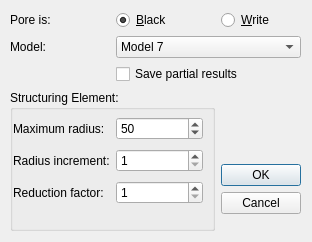
Qt form src/dialogPoresThroats.ui (ldsc/lvp) before a commit.
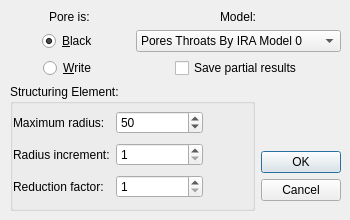
The same form after that commit. Icons and pictures are not drawn.

Commit message: melhorias no layout

The edit to the form file:
```diff
--- a/src/dialogPoresThroats.ui
+++ b/src/dialogPoresThroats.ui
@@ -6,10 +6,22 @@
    <rect>
     <x>0</x>
     <y>0</y>
-    <width>312</width>
-    <height>242</height>
+    <width>350</width>
+    <height>220</height>
    </rect>
   </property>
+  <property name="minimumSize">
+   <size>
+    <width>350</width>
+    <height>220</height>
+   </size>
+  </property>
+  <property name="maximumSize">
+   <size>
+    <width>350</width>
+    <height>220</height>
+   </size>
+  </property>
   <property name="windowTitle">
    <string>Pores and Throats Segmentation</string>
   </property>
@@ -25,72 +37,23 @@
     <rect>
      <x>10</x>
      <y>10</y>
-     <width>291</width>
-     <height>221</height>
+     <width>331</width>
+     <height>201</height>
     </rect>
    </property>
    <layout class="QGridLayout" name="gridLayout_2">
-    <item row="0" column="0">
-     <widget class="QLabel" name="label">
-      <property name="text">
-       <string>Pore is:</string>
+    <item row="3" column="2">
+     <spacer name="verticalSpacer">
+      <property name="orientation">
+       <enum>Qt::Vertical</enum>
       </property>
-     </widget>
-    </item>
-    <item row="0" column="1">
-     <widget class="QRadioButton" name="radioButtonBlack">
-      <property name="text">
-       <string>&amp;Black</string>
+      <property name="sizeHint" stdset="0">
+       <size>
+        <width>20</width>
+        <height>40</height>
+       </size>
       </property>
-      <property name="checked">
-       <bool>true</bool>
-      </property>
-     </widget>
-    </item>
-    <item row="0" column="2">
-     <widget class="QRadioButton" name="radioButtonWrite">
-      <property name="text">
-       <string>&amp;Write</string>
-      </property>
-     </widget>
-    </item>
-    <item row="1" column="0">
-     <widget class="QLabel" name="label_2">
-      <property name="text">
-       <string>Model:</string>
-      </property>
-     </widget>
-    </item>
-    <item row="1" column="1" colspan="2">
-     <widget class="QComboBox" name="comboBoxModel">
-      <item>
-       <property name="text">
-        <string>Model 7</string>
-       </property>
-      </item>
-      <item>
-       <property name="text">
-        <string>Model 6</string>
-       </property>
-      </item>
-      <item>
-       <property name="text">
-        <string>Model 5</string>
-       </property>
-      </item>
-      <item>
-       <property name="text">
-        <string>Model 4</string>
-       </property>
-      </item>
-     </widget>
-    </item>
-    <item row="2" column="1" colspan="2">
-     <widget class="QCheckBox" name="checkBox">
-      <property name="text">
-       <string>Save partial results</string>
-      </property>
-     </widget>
+     </spacer>
     </item>
     <item row="3" column="0" rowspan="2" colspan="2">
      <widget class="QGroupBox" name="groupBox">
@@ -185,6 +148,73 @@
       </property>
      </widget>
     </item>
+    <item row="0" column="0" alignment="Qt::AlignHCenter">
+     <widget class="QLabel" name="label">
+      <property name="text">
+       <string>Pore is:</string>
+      </property>
+     </widget>
+    </item>
+    <item row="1" column="1" colspan="2">
+     <widget class="QComboBox" name="comboBoxModel">
+      <item>
+       <property name="text">
+        <string>Pores Throats By IRA Model 0</string>
+       </property>
+      </item>
+      <item>
+       <property name="text">
+        <string>Openning Dilatation Model 7</string>
+       </property>
+      </item>
+      <item>
+       <property name="text">
+        <string>Openning Dilatation Model 6</string>
+       </property>
+      </item>
+      <item>
+       <property name="text">
+        <string>Openning Dilatation Model 5</string>
+       </property>
+      </item>
+      <item>
+       <property name="text">
+        <string>Openning Dilatation Model 4</string>
+       </property>
+      </item>
+     </widget>
+    </item>
+    <item row="2" column="1" colspan="2" alignment="Qt::AlignHCenter">
+     <widget class="QCheckBox" name="checkBox">
+      <property name="text">
+       <string>Save partial results</string>
+      </property>
+     </widget>
+    </item>
+    <item row="2" column="0" alignment="Qt::AlignHCenter">
+     <widget class="QRadioButton" name="radioButtonWrite">
+      <property name="text">
+       <string>&amp;Write</string>
+      </property>
+     </widget>
+    </item>
+    <item row="1" column="0" alignment="Qt::AlignHCenter">
+     <widget class="QRadioButton" name="radioButtonBlack">
+      <property name="text">
+       <string>&amp;Black</string>
+      </property>
+      <property name="checked">
+       <bool>true</bool>
+      </property>
+     </widget>
+    </item>
+    <item row="0" column="1" colspan="2" alignment="Qt::AlignHCenter">
+     <widget class="QLabel" name="label_2">
+      <property name="text">
+       <string>Model:</string>
+      </property>
+     </widget>
+    </item>
    </layout>
   </widget>
  </widget>
```
Left out of the diff: 17 changed lines with no effect on the pictures. The commit also changes 1 other file.
